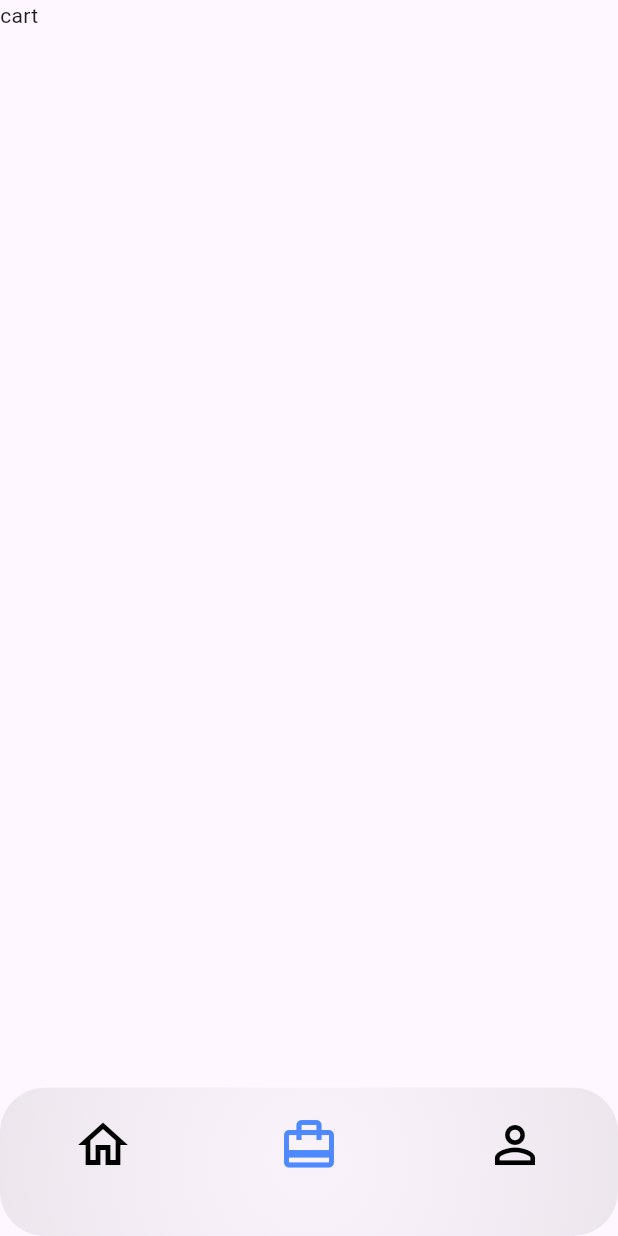
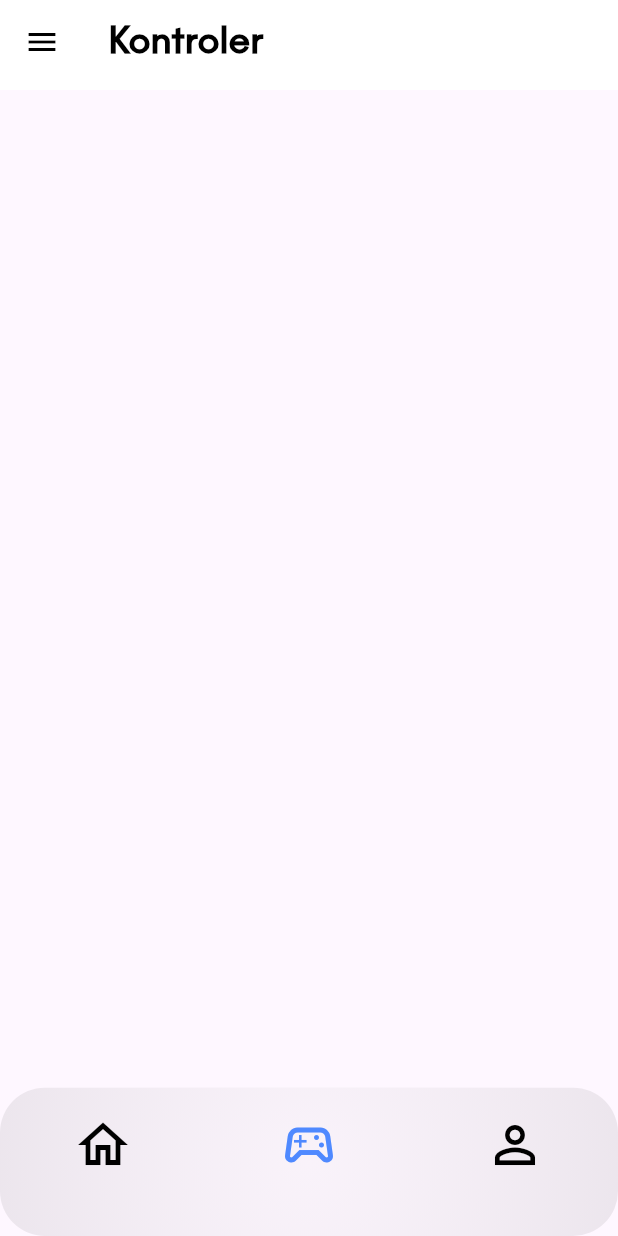
Before and after one commit to sqsiek0/inzynieria-aplikacja, a Flutter app: the screen it shows after launch, item 2 of the bottom bar chosen, on a phone screen of 412 x 824 dp. Run offline on Flutter 3.47's test engine with Material 3 defaults, Android fonts, the phone set to English and light mode, and no system bars; our stand-ins replace bloc, device_preview, flutter_bloc, flutter_map, geocoding, geolocator and 2 more.

Commit message:
controller preview

```diff
--- a/lib/app/router/router.dart
+++ b/lib/app/router/router.dart
@@ -1,5 +1,6 @@
 import 'package:flutter/material.dart';
 import 'package:go_router/go_router.dart';
+import 'package:robot_controller/controller/view/controller.dart';
 import 'package:robot_controller/home/view/home.dart';
 import 'package:robot_controller/trying/cart.dart';
 import 'package:robot_controller/trying/profile.dart';
@@ -15,8 +16,11 @@ final routes = [
     )),
   ),
   GoRoute(
-    path: '/cart',
-    pageBuilder: (context, state) => const MaterialPage(child: Cart()),
+    path: '/controller',
+    pageBuilder: (context, state) => MaterialPage(
+        child: Controller(
+      globalKey: key,
+    )),
   ),
   GoRoute(
     path: '/profile',
--- a/lib/app/src/enums/enums.dart
+++ b/lib/app/src/enums/enums.dart
@@ -1,3 +1,3 @@
-enum AppTabState { home, cart, profile, failed }
+enum AppTabState { home, controller, profile, failed }
 
 enum Status { initial, loading, success, failed }
--- a/lib/app/view/app.dart
+++ b/lib/app/view/app.dart
@@ -28,8 +28,8 @@ class App extends StatelessWidget {
           switch (state.appTabState) {
             case AppTabState.home:
               goRouter.go('/home');
-            case AppTabState.cart:
-              goRouter.go('/cart');
+            case AppTabState.controller:
+              goRouter.go('/controller');
             case AppTabState.profile:
               goRouter.go('/profile');
             default:
--- a/lib/app/view/widgets/app_bottom_bar.dart
+++ b/lib/app/view/widgets/app_bottom_bar.dart
@@ -58,14 +58,13 @@ class _AppBottomBarState extends State<AppBottomBar> {
                       },
                     ),
                     BottomBarIcon(
-                      icon: Icons.card_travel_outlined,
-                      color: widget.appTabState == AppTabState.cart
+                      icon: Icons.sports_esports_outlined,
+                      color: widget.appTabState == AppTabState.controller
                           ? AppColor.lightBlue
                           : Colors.black,
                       onTap: () {
-                        context
-                            .read<AppBloc>()
-                            .add(AppChangeTab(appTabState: AppTabState.cart));
+                        context.read<AppBloc>().add(
+                            AppChangeTab(appTabState: AppTabState.controller));
                       },
                     ),
                     BottomBarIcon(
--- /dev/null
+++ b/lib/controller/view/controller.dart
@@ -0,0 +1,73 @@
+import 'package:flutter/material.dart';
+import 'package:flutter_bloc/flutter_bloc.dart';
+import 'package:robot_controller/app/bloc/app_bloc.dart';
+import 'package:robot_controller/app/view/widgets/app_bottom_bar.dart';
+import 'package:robot_controller/app/view/widgets/app_drawer.dart';
+import 'package:robot_controller/app/view/widgets/app_top_bar.dart';
+import 'package:robot_controller/home/cubit/home_cubit.dart';
+
+class Controller extends StatefulWidget {
+  const Controller({super.key, required this.globalKey});
+  final GlobalKey<ScaffoldState> globalKey;
+
+  @override
+  State<Controller> createState() => _ControllerState();
+}
+
+class _ControllerState extends State<Controller> {
+  late ScrollController scrollController;
+  double opacity = 1;
+
+  @override
+  void initState() {
+    scrollController = ScrollController()
+      ..addListener(() {
+        setState(() {
+          if (scrollController.offset > 0) {
+            opacity = 0.5;
+          } else {
+            opacity = 1;
+          }
+        });
+      });
+    super.initState();
+  }
+
+  @override
+  // void dispose() {
+  //   scrollController.dispose();
+  //   super.dispose();
+  // }
+
+  @override
+  Widget build(BuildContext context) {
+    return BlocBuilder<HomeCubit, HomeState>(
+      builder: (context, state) {
+        return Scaffold(
+          key: widget.globalKey,
+          drawer: const AppDrawer(),
+          body: Stack(
+            alignment: Alignment.bottomCenter,
+            children: [
+              CustomScrollView(
+                controller: scrollController,
+                slivers: [
+                  AppTopBar(
+                    title: 'Kontroler',
+                    opacity: opacity,
+                    globalKey: widget.globalKey,
+                  ),
+                ],
+              ),
+              Positioned(
+                child: AppBottomBar(
+                  appTabState: context.watch<AppBloc>().state.appTabState,
+                ),
+              )
+            ],
+          ),
+        );
+      },
+    );
+  }
+}
--- a/lib/home/view/widgets/home_gps_widget.dart
+++ b/lib/home/view/widgets/home_gps_widget.dart
@@ -2,6 +2,7 @@ import 'package:flutter/material.dart';
 import 'package:flutter_map/plugin_api.dart';
 import 'package:geocoding/geocoding.dart';
 import 'package:latlong2/latlong.dart';
+import 'package:robot_controller/app/src/constants/colors.dart';
 import 'package:robot_controller/app/src/constants/paddings.dart';
 import 'package:robot_controller/app/view/widgets/app_font_16.dart';
 import 'package:robot_controller/app/view/widgets/app_tile.dart';
@@ -41,9 +42,10 @@ class HomeGPSWidget extends StatelessWidget {
                     point: LatLng(latitude, longitude),
                     width: 40,
                     height: 40,
-                    builder: (ctx) => const Icon(
-                      Icons.location_on_outlined,
+                    builder: (ctx) => Icon(
+                      Icons.location_on,
                       size: 40,
+                      color: AppColor.red,
                     ),
                   ),
                 ],
```
Also changed, not shown: lib/home/view/home.dart (+9 -11 lines).
